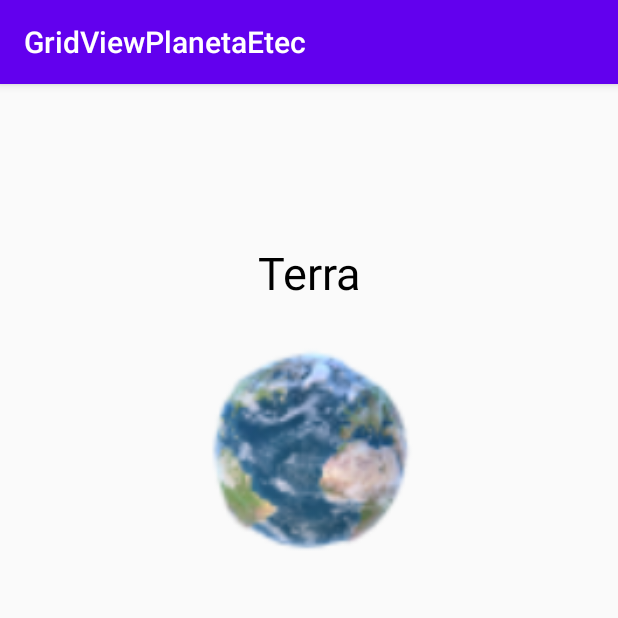
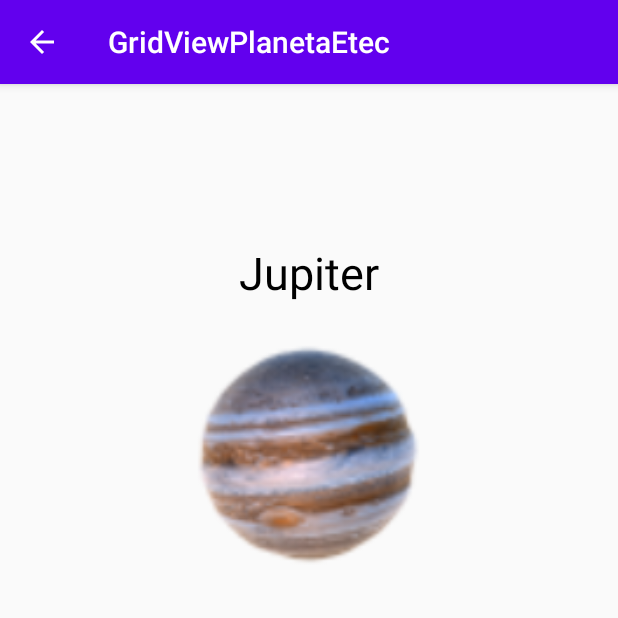
Before and after one commit to lndsilva/GridViewPlanetaEtec, an Android app: the screen it shows after launch (RecebePlaneta_Activity), after a tap on "Jupiter", on a phone screen of 412 x 824 dp, the top half of it. Run offline under Robolectric (Android 15) with nearby library versions, the phone set to English and light mode, and no system bars.

Commit message:
recebe valor

```diff
--- a/app/src/main/java/br/com/local/gridviewplanetaetec/RecebePlaneta_Activity.java
+++ b/app/src/main/java/br/com/local/gridviewplanetaetec/RecebePlaneta_Activity.java
@@ -2,13 +2,34 @@ package br.com.local.gridviewplanetaetec;
 
 import androidx.appcompat.app.AppCompatActivity;
 
+import android.content.Intent;
 import android.os.Bundle;
+import android.widget.ImageView;
+import android.widget.TextView;
 
 public class RecebePlaneta_Activity extends AppCompatActivity {
+
+    TextView nomePlaneta;
+    ImageView imgPlaneta;
 
     @Override
     protected void onCreate(Bundle savedInstanceState) {
         super.onCreate(savedInstanceState);
         setContentView(R.layout.recebe_planeta_layout);
+
+        nomePlaneta = findViewById(R.id.txtRecebePaneta);
+        imgPlaneta = findViewById(R.id.imgRecebePlaneta);
+
+        Intent intent = getIntent();
+
+        String nomeP = intent.getStringExtra("name");
+        int imagemP = intent.getIntExtra("image",0);
+
+        nomePlaneta.setText(nomeP);
+        imgPlaneta.setImageResource(imagemP);
+
+        getSupportActionBar().setDisplayHomeAsUpEnabled(true);
+
+
     }
 }
--- a/app/src/main/res/layout/recebe_planeta_layout.xml
+++ b/app/src/main/res/layout/recebe_planeta_layout.xml
@@ -1,25 +1,23 @@
 <?xml version="1.0" encoding="utf-8"?>
 <RelativeLayout xmlns:android="http://schemas.android.com/apk/res/android"
-    xmlns:app="http://schemas.android.com/apk/res-auto"
-    xmlns:tools="http://schemas.android.com/tools"
     android:layout_width="match_parent"
     android:layout_height="match_parent">
 
     <TextView
-        android:id="@+id/griddata"
+        android:id="@+id/txtRecebePaneta"
         android:layout_width="wrap_content"
         android:layout_height="wrap_content"
         android:layout_centerHorizontal="true"
         android:layout_marginTop="105dp"
-        android:text="Terra"
+        android:text="@string/terra"
         android:textColor="#000"
         android:textSize="30dp" />
 
     <ImageView
-        android:id="@+id/imageView"
+        android:id="@+id/imgRecebePlaneta"
         android:layout_width="150dp"
         android:layout_height="150dp"
-        android:layout_below="@id/griddata"
+        android:layout_below="@id/txtRecebePaneta"
         android:layout_centerHorizontal="true"
         android:layout_marginTop="27dp"
         android:src="@drawable/terra" />
--- a/app/src/main/res/values/strings.xml
+++ b/app/src/main/res/values/strings.xml
@@ -1,3 +1,4 @@
 <resources>
     <string name="app_name">GridViewPlanetaEtec</string>
+    <string name="terra">Terra</string>
 </resources>
```
